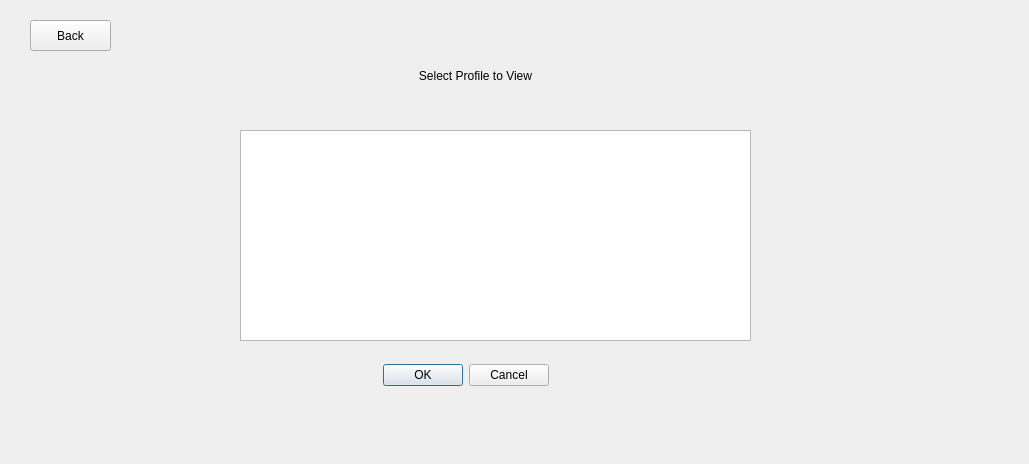
Old version of the form InsulinPumpSim/mainwindow.ui in the repository Somto-O/Insulin_Pump_Sim.
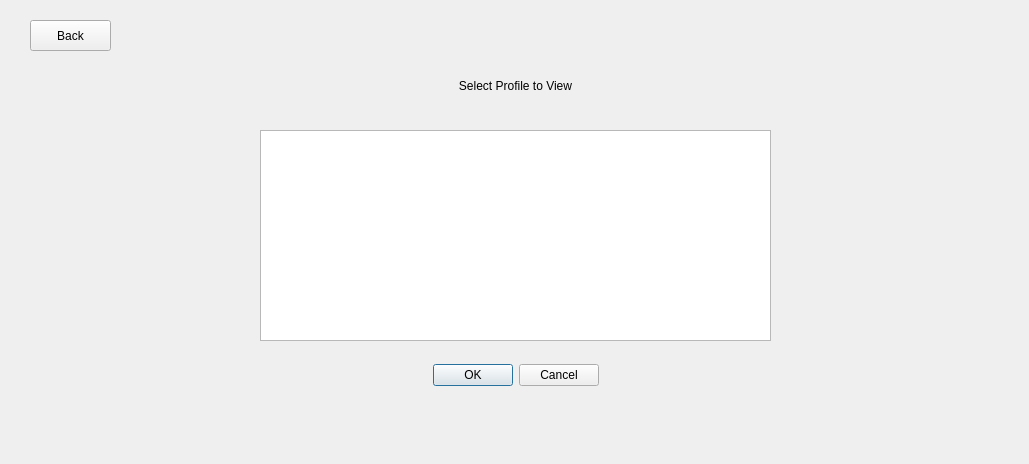
New version of the form. The open tabs and pages were chosen to show the change. Icons and pictures are not drawn.

The edit to the form file:
```diff
--- a/InsulinPumpSim/mainwindow.ui
+++ b/InsulinPumpSim/mainwindow.ui
@@ -622,7 +622,7 @@
      <widget class="QListWidget" name="spDisplayBox_2">
       <property name="geometry">
        <rect>
-        <x>240</x>
+        <x>260</x>
         <y>130</y>
         <width>511</width>
         <height>211</height>
@@ -632,7 +632,7 @@
      <widget class="QDialogButtonBox" name="spButtonBox_2">
       <property name="geometry">
        <rect>
-        <x>360</x>
+        <x>410</x>
         <y>350</y>
         <width>211</width>
         <height>51</height>
@@ -654,8 +654,8 @@
      <widget class="QLabel" name="h1_3">
       <property name="geometry">
        <rect>
-        <x>280</x>
-        <y>30</y>
+        <x>320</x>
+        <y>40</y>
         <width>391</width>
         <height>91</height>
        </rect>
```
Left out of the diff: 8 changed lines with no effect on the pictures.
